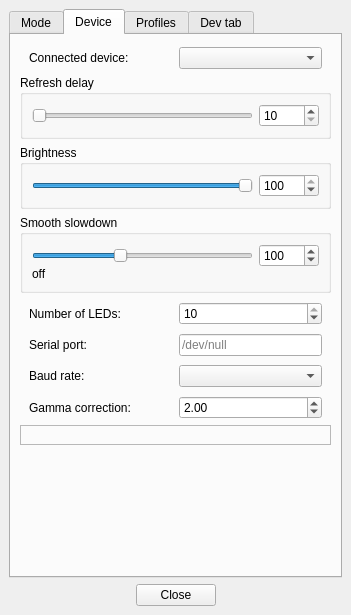
Atarity/Lightpack, file Software/src/SettingsWindow.ui: the form before one commit.
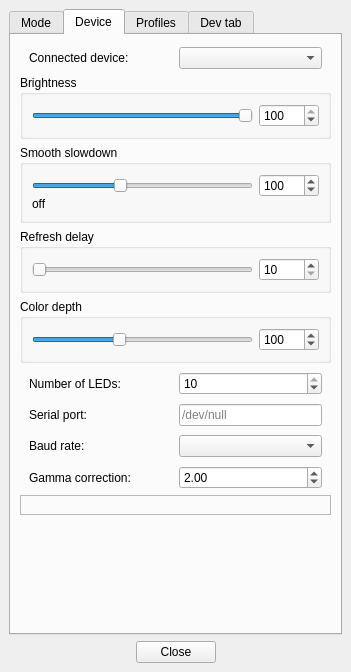
The form after the commit. The open tabs and pages were chosen to show the change. Icons and pictures are not drawn. Custom widgets are drawn as their Qt base class.

Commit message: Software: add "color depth" device option for hw4 and hw5 lightpack devices;

The edit to the form file:
```diff
--- a/Software/src/SettingsWindow.ui
+++ b/Software/src/SettingsWindow.ui
@@ -8,7 +8,7 @@
     <x>0</x>
     <y>0</y>
     <width>351</width>
-    <height>596</height>
+    <height>672</height>
    </rect>
   </property>
   <property name="windowTitle">
@@ -519,59 +519,6 @@
           </item>
          </layout>
         </item>
-        <item>
-         <widget class="QGroupBox" name="groupBox_DeviceRefreshDelay">
-          <property name="title">
-           <string>Refresh delay</string>
-          </property>
-          <layout class="QHBoxLayout" name="horizontalLayout_2">
-           <item>
-            <widget class="QSlider" name="horizontalSlider_DeviceRefreshDelay">
-             <property name="minimum">
-              <number>10</number>
-             </property>
-             <property name="maximum">
-              <number>1023</number>
-             </property>
-             <property name="pageStep">
-              <number>1</number>
-             </property>
-             <property name="value">
-              <number>10</number>
-             </property>
-             <property name="orientation">
-              <enum>Qt::Horizontal</enum>
-             </property>
-            </widget>
-           </item>
-           <item>
-            <widget class="QSpinBox" name="spinBox_DeviceRefreshDelay">
-             <property name="minimumSize">
-              <size>
-               <width>60</width>
-               <height>0</height>
-              </size>
-             </property>
-             <property name="maximumSize">
-              <size>
-               <width>60</width>
-               <height>16777215</height>
-              </size>
-             </property>
-             <property name="minimum">
-              <number>10</number>
-             </property>
-             <property name="maximum">
-              <number>1023</number>
-             </property>
-             <property name="value">
-              <number>10</number>
-             </property>
-            </widget>
-           </item>
-          </layout>
-         </widget>
-        </item>
         <item>
          <widget class="QGroupBox" name="groupBox_DeviceBrightness">
           <property name="title">
@@ -706,6 +653,124 @@
           </layout>
          </widget>
         </item>
+        <item>
+         <widget class="QGroupBox" name="groupBox_DeviceRefreshDelay">
+          <property name="title">
+           <string>Refresh delay</string>
+          </property>
+          <layout class="QHBoxLayout" name="horizontalLayout_2">
+           <item>
+            <widget class="QSlider" name="horizontalSlider_DeviceRefreshDelay">
+             <property name="minimum">
+              <number>10</number>
+             </property>
+             <property name="maximum">
+              <number>1023</number>
+             </property>
+             <property name="pageStep">
+              <number>1</number>
+             </property>
+             <property name="value">
+              <number>10</number>
+             </property>
+             <property name="orientation">
+              <enum>Qt::Horizontal</enum>
+             </property>
+            </widget>
+           </item>
+           <item>
+            <widget class="QSpinBox" name="spinBox_DeviceRefreshDelay">
+             <property name="minimumSize">
+              <size>
+               <width>60</width>
+               <height>0</height>
+              </size>
+             </property>
+             <property name="maximumSize">
+              <size>
+               <width>60</width>
+               <height>16777215</height>
+              </size>
+             </property>
+             <property name="minimum">
+              <number>10</number>
+             </property>
+             <property name="maximum">
+              <number>1023</number>
+             </property>
+             <property name="value">
+              <number>10</number>
+             </property>
+            </widget>
+           </item>
+          </layout>
+         </widget>
+        </item>
+        <item>
+         <widget class="QGroupBox" name="groupBox_DeviceColorDepth">
+          <property name="toolTip">
+           <string>Only for hardware 4.x and 5.x revisions.</string>
+          </property>
+          <property name="title">
+           <string>Color depth</string>
+          </property>
+          <layout class="QGridLayout" name="gridLayout_7" rowstretch="0,0" columnstretch="0,0,0">
+           <property name="verticalSpacing">
+            <number>0</number>
+           </property>
+           <property name="topMargin">
+            <number>9</number>
+           </property>
+           <property name="bottomMargin">
+            <number>9</number>
+           </property>
+           <item row="0" column="0" rowspan="2">
+            <widget class="QSlider" name="horizontalSlider_DeviceColorDepth">
+             <property name="minimum">
+              <number>2</number>
+             </property>
+             <property name="maximum">
+              <number>255</number>
+             </property>
+             <property name="pageStep">
+              <number>1</number>
+             </property>
+             <property name="value">
+              <number>100</number>
+             </property>
+             <property name="orientation">
+              <enum>Qt::Horizontal</enum>
+             </property>
+            </widget>
+           </item>
+           <item row="0" column="2" rowspan="2">
+            <widget class="QSpinBox" name="spinBox_DeviceColorDepth">
+             <property name="minimumSize">
+              <size>
+               <width>60</width>
+               <height>0</height>
+              </size>
+             </property>
+             <property name="maximumSize">
+              <size>
+               <width>60</width>
+               <height>16777215</height>
+              </size>
+             </property>
+             <property name="minimum">
+              <number>2</number>
+             </property>
+             <property name="maximum">
+              <number>255</number>
+             </property>
+             <property name="value">
+              <number>100</number>
+             </property>
+            </widget>
+           </item>
+          </layout>
+         </widget>
+        </item>
         <item>
          <layout class="QHBoxLayout" name="horizontalLayout_NumberOfLeds">
           <property name="leftMargin">
```
Left out of the diff: 36 changed lines with no effect on the pictures. The commit also changes 9 other files.
